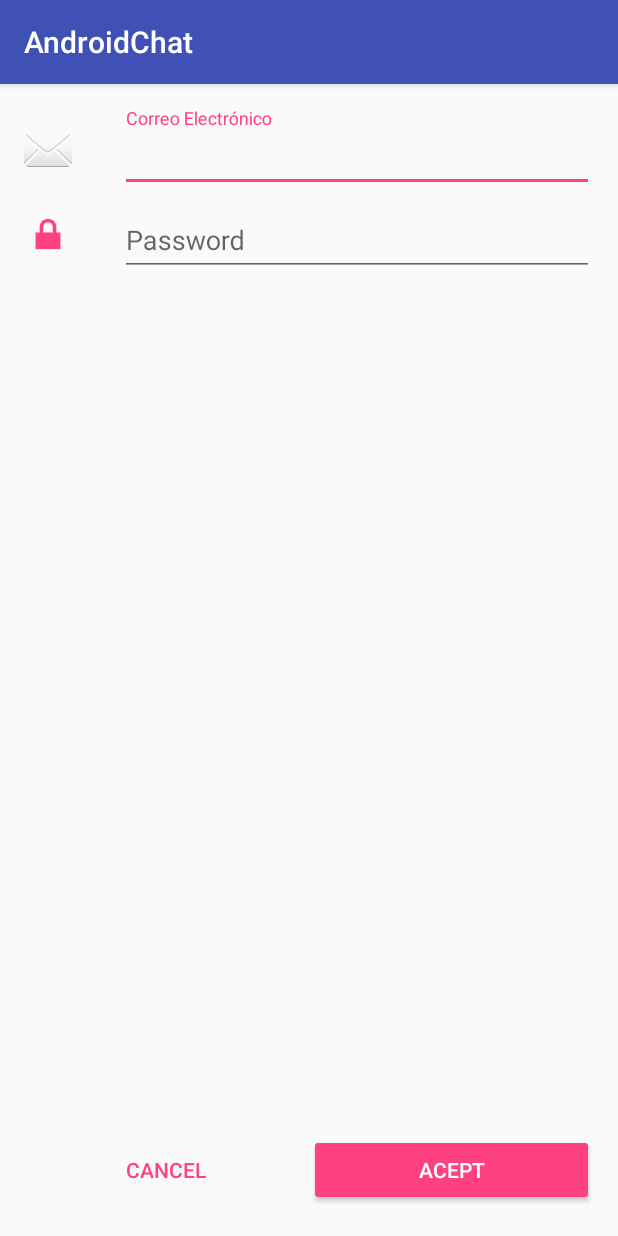
After one commit to georeliz/AndroidChat, an Android app: the SignUpActivity screen opened directly, with no data from a screen before it, on a phone screen of 412 x 824 dp. The commit adds this screen. Run offline under Robolectric (Android 15) with nearby library versions, the phone set to English and light mode, and no system bars.

Commit message:
layout signup

```diff
--- a/app/src/main/AndroidManifest.xml
+++ b/app/src/main/AndroidManifest.xml
@@ -24,8 +24,10 @@
             android:name=".contactlist.ui.ContactListActivity"
             android:label="@string/contactlist.title"
             android:theme="@style/AppTheme.NoActionBar" />
-        <activity android:name=".chat.ui.ChatActivity"
-            android:theme="@style/AppTheme.NoActionBar"/>
+        <activity
+            android:name=".chat.ui.ChatActivity"
+            android:theme="@style/AppTheme.NoActionBar" />
+        <activity android:name=".singup.SignUpActivity"></activity>
     </application>
 
 </manifest>
--- a/app/src/main/java/edu/galileo/android/androidchat/login/ui/LoginActivity.java
+++ b/app/src/main/java/edu/galileo/android/androidchat/login/ui/LoginActivity.java
@@ -17,6 +17,7 @@ import edu.galileo.android.androidchat.R;
 import edu.galileo.android.androidchat.contactlist.ui.ContactListActivity;
 import edu.galileo.android.androidchat.login.LoginPresenter;
 import edu.galileo.android.androidchat.login.LoginPresenterImpl;
+import edu.galileo.android.androidchat.singup.SignUpActivity;
 
 public class LoginActivity extends AppCompatActivity implements LoginView {
 
@@ -72,7 +73,8 @@ public class LoginActivity extends AppCompatActivity implements LoginView {
     @Override
     @OnClick(R.id.btnSignup)
     public void handleSignUp() {
-        loginPresenter.registerNewUser(editTxtEmail.getText().toString(), editTxtPassword.getText().toString());
+        startActivity(new Intent(this, SignUpActivity.class));
+       // loginPresenter.registerNewUser(editTxtEmail.getText().toString(), editTxtPassword.getText().toString());
 
     }
     @Override
--- /dev/null
+++ b/app/src/main/java/edu/galileo/android/androidchat/singup/SignUpActivity.java
@@ -0,0 +1,15 @@
+package edu.galileo.android.androidchat.singup;
+
+import android.support.v7.app.AppCompatActivity;
+import android.os.Bundle;
+
+import edu.galileo.android.androidchat.R;
+
+public class SignUpActivity extends AppCompatActivity {
+
+    @Override
+    protected void onCreate(Bundle savedInstanceState) {
+        super.onCreate(savedInstanceState);
+        setContentView(R.layout.activity_sign_up);
+    }
+}
--- /dev/null
+++ b/app/src/main/res/layout/activity_sign_up.xml
@@ -0,0 +1,107 @@
+<?xml version="1.0" encoding="utf-8"?>
+<RelativeLayout xmlns:android="http://schemas.android.com/apk/res/android"
+    xmlns:app="http://schemas.android.com/apk/res-auto"
+    xmlns:tools="http://schemas.android.com/tools"
+    android:layout_width="match_parent"
+    android:layout_height="match_parent"
+    android:paddingBottom="@dimen/activity_vertical_margin"
+    android:paddingLeft="@dimen/activity_horizontal_margin"
+    android:paddingRight="@dimen/activity_horizontal_margin"
+    android:paddingTop="@dimen/activity_vertical_margin"
+    app:layout_behavior="@string/appbar_scrolling_view_behavior"
+    tools:context=".singup.SignUpActivity">
+
+    <LinearLayout
+        android:id="@+id/layoutEmail"
+        android:layout_width="match_parent"
+        android:layout_height="wrap_content"
+        android:layout_alignParentTop="true"
+        android:orientation="horizontal">
+
+        <ImageView
+            android:id="@+id/imgEmail"
+            android:layout_width="wrap_content"
+            android:layout_height="wrap_content"
+            android:layout_gravity="center_vertical"
+            android:src="@android:drawable/ic_dialog_email" />
+
+        <android.support.design.widget.TextInputLayout
+            android:id="@+id/tilEmail"
+            android:layout_width="match_parent"
+            android:layout_height="wrap_content"
+            android:layout_marginLeft="32dp">
+
+            <EditText
+                android:id="@+id/edtiTxtEmail"
+                android:layout_width="match_parent"
+                android:layout_height="wrap_content"
+                android:ems="10"
+                android:hint="@string/signup.message.email"
+                android:inputType="textEmailAddress"
+                android:singleLine="true" />
+        </android.support.design.widget.TextInputLayout>
+    </LinearLayout>
+
+    <LinearLayout
+        android:id="@+id/layoutPassword"
+        android:layout_width="match_parent"
+        android:layout_height="wrap_content"
+        android:layout_below="@+id/layoutEmail"
+        android:orientation="horizontal">
+
+        <ImageView
+            android:id="@+id/imgPassword"
+            android:layout_width="wrap_content"
+            android:layout_height="wrap_content"
+            android:layout_below="@+id/imgPassword"
+            android:layout_column="0"
+            android:layout_gravity="center_vertical"
+            android:layout_row="2"
+            android:src="@android:drawable/ic_lock_lock" />
+
+        <android.support.design.widget.TextInputLayout
+            android:id="@+id/til_correo"
+            android:layout_width="match_parent"
+            android:layout_height="wrap_content"
+            android:layout_marginLeft="32dp">
+
+            <EditText
+                android:id="@+id/editTxtPassword"
+                android:layout_width="match_parent"
+                android:layout_height="wrap_content"
+                android:ems="10"
+                android:hint="@string/signup.message.password"
+                android:inputType="textPassword"
+                android:singleLine="true" />
+        </android.support.design.widget.TextInputLayout>
+    </LinearLayout>
+
+    <!-- Bottom Bar -->
+    <LinearLayout
+        android:id="@+id/bottom_bar"
+        android:layout_width="match_parent"
+        android:layout_height="?attr/actionBarSize"
+        android:layout_alignParentBottom="true"
+        android:gravity="center_vertical"
+        android:orientation="horizontal">
+
+        <Button
+            android:id="@+id/boton_cancelar"
+            style="@style/Widget.AppCompat.Button.Borderless.Colored"
+            android:layout_width="0dp"
+            android:layout_height="wrap_content"
+            android:layout_weight="1"
+            android:text="@string/signup.button.cancel" />
+
+        <Button
+            android:id="@+id/boton_aceptar"
+            android:layout_width="0dp"
+            android:layout_height="wrap_content"
+            android:layout_weight="1"
+            android:backgroundTint="@color/colorAccent"
+            android:text="@string/signup.button.acept"
+            android:textColor="@android:color/white" />
+    </LinearLayout>
+
+
+</RelativeLayout>
--- a/app/src/main/res/values/strings.xml
+++ b/app/src/main/res/values/strings.xml
@@ -19,4 +19,10 @@
     <string name="addcontact.error.message">User does not exist</string>
 
 
+    <string name="signup.button.cancel">CANCEL</string>
+    <string name="signup.button.acept">ACEPT</string>
+    <string name="signup.message.email">Correo Electrónico</string>
+    <string name="signup.message.password">Password</string>
+
+
 </resources>
```
